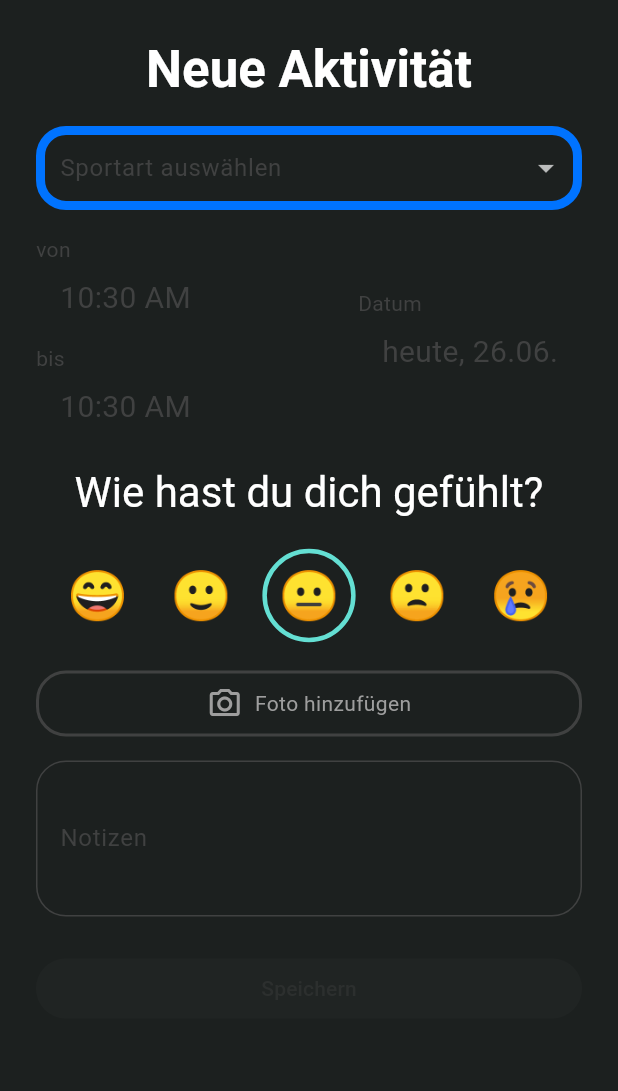
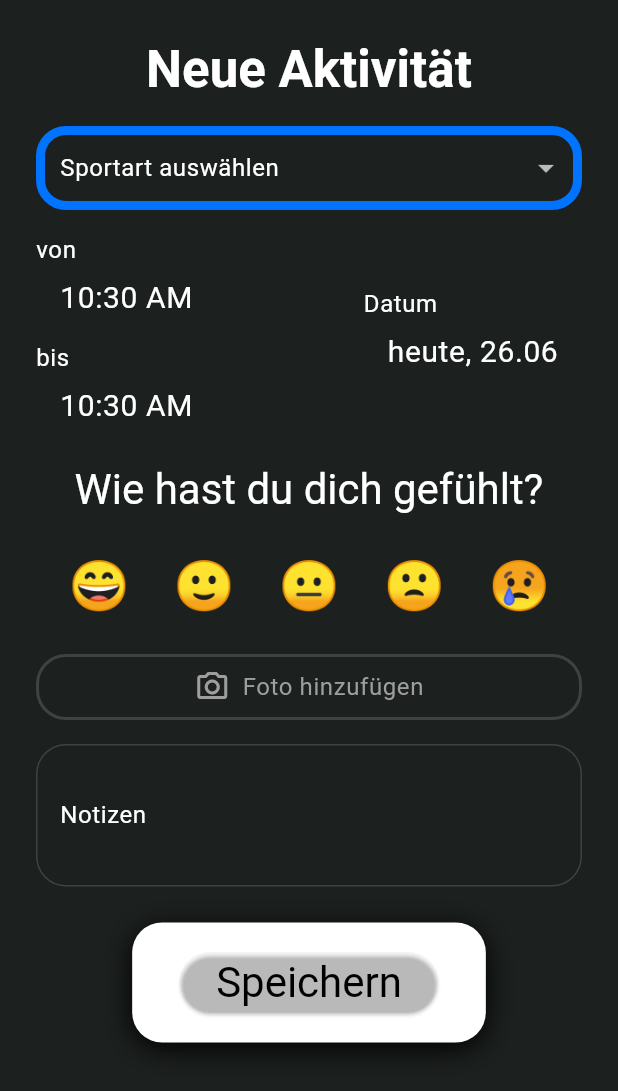
Before and after one commit to kenankusu/streax, a Flutter app: the AktivitaetHinzufuegen widget shown alone on an empty page, opened directly, on a phone screen of 412 x 824 dp. Shown: the top 1091 px of the screen. Run offline on Flutter 3.47's test engine with Material 3 defaults, Android fonts, the phone set to English and light mode, and no system bars; our stand-ins replace table_calendar.

Commit message:
Aktivitaet hinzufügen für Speichern vorbereitet

```diff
--- a/lib/aktivitaet.dart
+++ b/lib/aktivitaet.dart
@@ -1,4 +1,5 @@
 import 'package:flutter/material.dart';
+import 'widgets/journal.dart';
 
 class AktivitaetHinzufuegen extends StatelessWidget {
   const AktivitaetHinzufuegen({super.key});
@@ -13,10 +14,12 @@ class AktivitaetHinzufuegen extends StatelessWidget {
       'Jaxxen',
       'Fußball',
     ];
+    String? ausgewaehlteSportart;
     TimeOfDay? vonZeit;
     TimeOfDay? bisZeit;
     DateTime datum = DateTime.now();
     TextEditingController notizenController = TextEditingController();
+    int ausgewaehltesEmoji = -1;
     return DecoratedBox(
       decoration: BoxDecoration(
         color: Theme.of(context).colorScheme.surface,
@@ -38,6 +41,7 @@ class AktivitaetHinzufuegen extends StatelessWidget {
                 DropdownButtonFormField<String>(
                   decoration: InputDecoration(
                     labelText: 'Sportart auswählen',
+                    labelStyle: Theme.of(context).textTheme.bodySmall,
                     border: OutlineInputBorder(
                       borderRadius: BorderRadius.circular(20),
                       borderSide: BorderSide(
@@ -63,25 +67,35 @@ class AktivitaetHinzufuegen extends StatelessWidget {
                   items: sportarten
                       .map((sport) => DropdownMenuItem(
                             value: sport,
-                            child: Text(sport),
+                            child: Text(sport, style: Theme.of(context).textTheme.bodySmall),
                           ))
                       .toList(),
-                  onChanged: (value) {},
+                  onChanged: (value) {
+                    ausgewaehlteSportart = value;
+                  },
                 ),
                 const SizedBox(height: 16),
-                ZeitDatumAuswahl(),
+                ZeitDatumAuswahl(
+                  onVonZeitChanged: (zeit) => vonZeit = zeit,
+                  onBisZeitChanged: (zeit) => bisZeit = zeit,
+                  onDatumChanged: (d) => datum = d,
+                ),
                 const SizedBox(height: 16),
                 Text('Wie hast du dich gefühlt?', style: Theme.of(context).textTheme.headlineSmall),
                 const SizedBox(height: 16),
-                EmojiAuswahl(),
+                EmojiAuswahl(
+                  onEmojiSelected: (index) => ausgewaehltesEmoji = index,
+                ),
                 const SizedBox(height: 16),
                 FotoHinzufuegen(),
                 const SizedBox(height: 16),
                 TextField(
                   controller: notizenController,
                   maxLines: 3,
+                  style: Theme.of(context).textTheme.bodySmall,
                   decoration: InputDecoration(
                     labelText: 'Notizen',
+                    labelStyle: Theme.of(context).textTheme.bodySmall,
                     border: OutlineInputBorder(
                       borderRadius: BorderRadius.circular(20),
                     ),
@@ -89,17 +103,45 @@ class AktivitaetHinzufuegen extends StatelessWidget {
                 ),
                 const SizedBox(height: 24),
                 SizedBox(
-                  width: double.infinity,
-                  child: ElevatedButton(
-                    onPressed: null, // keine Funktion für jetzt
-                    style: ElevatedButton.styleFrom(
-                      backgroundColor: Colors.white,
-                      foregroundColor: Colors.black,
-                      shape: RoundedRectangleBorder(
-                        borderRadius: BorderRadius.circular(20),
+                  child: DecoratedBox(
+                    decoration: BoxDecoration(
+                      color: Colors.white,
+                      borderRadius: BorderRadius.circular(20),
+                      boxShadow: [
+                        BoxShadow(
+                          color: Colors.black,
+                          blurRadius: 16,
+                          offset: Offset(0, 4),
+                        ),
+                      ],
+                    ),
+                    child: Padding(
+                      padding: const EdgeInsets.symmetric(vertical: 16, horizontal: 32),
+                      child: ElevatedButton(
+                        onPressed: () {
+                          // Speichern-Logik: Werte an das Journal übergeben
+                          Navigator.of(context).pop();
+                          eintraege[datum.weekday - 1] = {
+                            'option': ausgewaehlteSportart ?? '',
+                            'text': notizenController.text,
+                            'emoji': ausgewaehltesEmoji.toString(),
+                            'von': vonZeit != null ? vonZeit!.format(context) : '',
+                            'bis': bisZeit != null ? bisZeit!.format(context) : '',
+                            'datum': datum.toIso8601String(),
+                          };
+                        },
+                        style: ElevatedButton.styleFrom(
+                          backgroundColor: Colors.transparent,
+                          shadowColor: Colors.black,
+                          foregroundColor: const Color.fromARGB(255, 255, 0, 0),
+                          shape: RoundedRectangleBorder(
+                            borderRadius: BorderRadius.circular(500),
+                          ),
+                          textStyle: Theme.of(context).textTheme.bodySmall,
+                        ),
+                        child: Text('Speichern', style: Theme.of(context).textTheme.headlineSmall?.copyWith(color: Colors.black)),
                       ),
                     ),
-                    child: const Text('Speichern'),
                   ),
                 ),
               ],
@@ -111,7 +153,12 @@ class AktivitaetHinzufuegen extends StatelessWidget {
   }
 }
 
+// ZeitDatumAuswahl anpassen:
 class ZeitDatumAuswahl extends StatefulWidget {
+  final ValueChanged<TimeOfDay?>? onVonZeitChanged;
+  final ValueChanged<TimeOfDay?>? onBisZeitChanged;
+  final ValueChanged<DateTime>? onDatumChanged;
+  const ZeitDatumAuswahl({this.onVonZeitChanged, this.onBisZeitChanged, this.onDatumChanged, super.key});
   @override
   State<ZeitDatumAuswahl> createState() => _ZeitDatumAuswahlState();
 }
@@ -130,8 +177,10 @@ class _ZeitDatumAuswahlState extends State<ZeitDatumAuswahl> {
       setState(() {
         if (isVon) {
           vonZeit = picked;
+          widget.onVonZeitChanged?.call(vonZeit);
         } else {
           bisZeit = picked;
+          widget.onBisZeitChanged?.call(bisZeit);
         }
       });
     }
@@ -147,6 +196,7 @@ class _ZeitDatumAuswahlState extends State<ZeitDatumAuswahl> {
     if (picked != null) {
       setState(() {
         datum = picked;
+        widget.onDatumChanged?.call(datum);
       });
     }
   }
@@ -159,7 +209,7 @@ class _ZeitDatumAuswahlState extends State<ZeitDatumAuswahl> {
         Column(
           crossAxisAlignment: CrossAxisAlignment.start,
           children: [
-            const Text('von'),
+            Text('von', style: Theme.of(context).textTheme.bodySmall),
             GestureDetector(
               onTap: () => _pickTime(context, true),
               child: Container(
@@ -168,11 +218,11 @@ class _ZeitDatumAuswahlState extends State<ZeitDatumAuswahl> {
                   color: Theme.of(context).colorScheme.surfaceVariant,
                   borderRadius: BorderRadius.circular(20),
                 ),
-                child: Text(vonZeit != null ? vonZeit!.format(context) : '--:--', style: const TextStyle(fontSize: 20)),
+                child: Text(vonZeit != null ? vonZeit!.format(context) : '--:--', style: Theme.of(context).textTheme.bodySmall?.copyWith(fontSize: 20)),
               ),
             ),
             const SizedBox(height: 8),
-            const Text('bis'),
+            Text('bis', style: Theme.of(context).textTheme.bodySmall),
             GestureDetector(
               onTap: () => _pickTime(context, false),
               child: Container(
@@ -181,7 +231,7 @@ class _ZeitDatumAuswahlState extends State<ZeitDatumAuswahl> {
                   color: Theme.of(context).colorScheme.surfaceVariant,
                   borderRadius: BorderRadius.circular(20),
                 ),
-                child: Text(bisZeit != null ? bisZeit!.format(context) : '--:--', style: const TextStyle(fontSize: 20)),
+                child: Text(bisZeit != null ? bisZeit!.format(context) : '--:--', style: Theme.of(context).textTheme.bodySmall?.copyWith(fontSize: 20)),
               ),
             ),
           ],
@@ -189,7 +239,7 @@ class _ZeitDatumAuswahlState extends State<ZeitDatumAuswahl> {
         Column(
           crossAxisAlignment: CrossAxisAlignment.start,
           children: [
-            const Text('Datum'),
+            Text('Datum', style: Theme.of(context).textTheme.bodySmall),
             GestureDetector(
               onTap: () => _pickDate(context),
               child: Container(
@@ -199,8 +249,8 @@ class _ZeitDatumAuswahlState extends State<ZeitDatumAuswahl> {
                   borderRadius: BorderRadius.circular(20),
                 ),
                 child: Text(
-                  'heute, ${datum.day.toString().padLeft(2, '0')}.${datum.month.toString().padLeft(2, '0')}.',
-                  style: const TextStyle(fontSize: 20),
+                  'heute, ${datum.day.toString().padLeft(2, '0')}.${datum.month.toString().padLeft(2, '0')}',
+                  style: Theme.of(context).textTheme.bodySmall?.copyWith(fontSize: 20),
                 ),
               ),
             ),
@@ -223,23 +273,26 @@ class FotoHinzufuegen extends StatelessWidget {
       ),
       child: Row(
         mainAxisAlignment: MainAxisAlignment.center,
-        children: const [
-          Icon(Icons.camera_alt_outlined, color: Colors.grey),
-          SizedBox(width: 8),
-          Text('Foto hinzufügen', style: TextStyle(color: Colors.grey)),
+        children: [
+          const Icon(Icons.camera_alt_outlined, color: Colors.grey),
+          const SizedBox(width: 8),
+          Text('Foto hinzufügen', style: Theme.of(context).textTheme.bodySmall?.copyWith(color: Colors.grey)),
         ],
       ),
     );
   }
 }
 
+// EmojiAuswahl anpassen:
 class EmojiAuswahl extends StatefulWidget {
+  final ValueChanged<int>? onEmojiSelected;
+  const EmojiAuswahl({this.onEmojiSelected, super.key});
   @override
   State<EmojiAuswahl> createState() => _EmojiAuswahlState();
 }
 
 class _EmojiAuswahlState extends State<EmojiAuswahl> {
-  int ausgewaehlt = 2; // Standard: neutral
+  int ausgewaehlt = -1; // Kein Emoji standardmäßig ausgewählt
   final List<String> emojis = [
     '😄', // sehr glücklich
     '🙂', // glücklich
@@ -258,6 +311,7 @@ class _EmojiAuswahlState extends State<EmojiAuswahl> {
           onTap: () {
             setState(() {
               ausgewaehlt = index;
+              widget.onEmojiSelected?.call(ausgewaehlt);
             });
           },
           child: Container(
@@ -273,7 +327,7 @@ class _EmojiAuswahlState extends State<EmojiAuswahl> {
             ),
             child: Text(
               emojis[index],
-              style: const TextStyle(fontSize: 32),
+              style: Theme.of(context).textTheme.bodySmall?.copyWith(fontSize: 32),
             ),
           ),
         );
```
